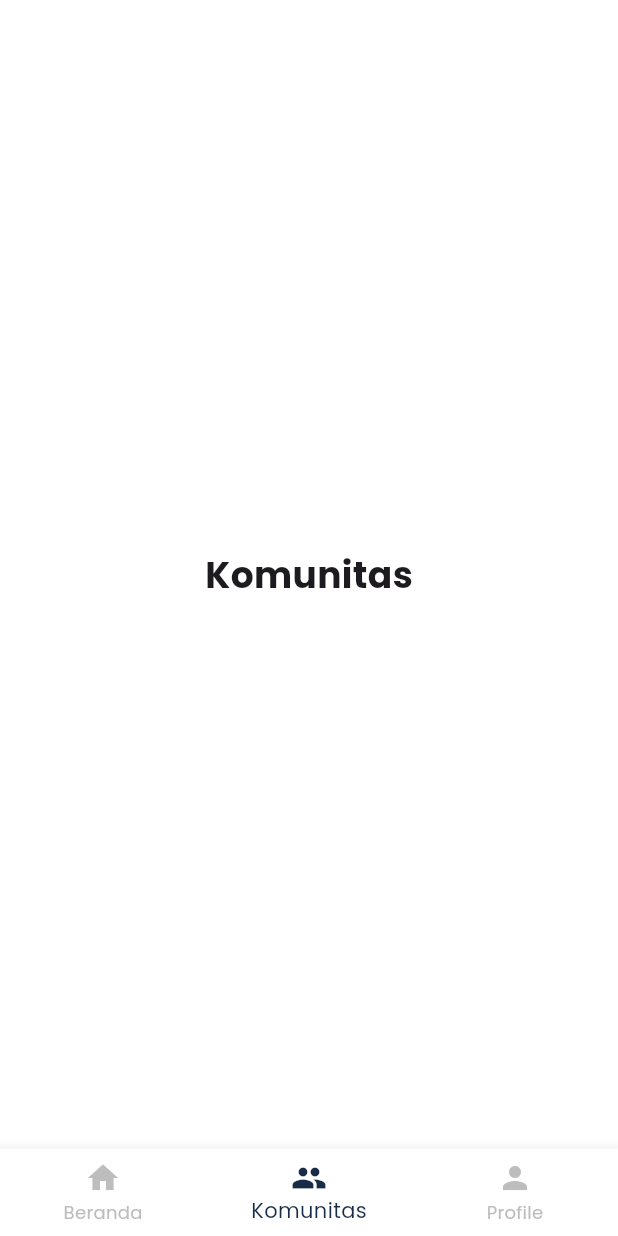
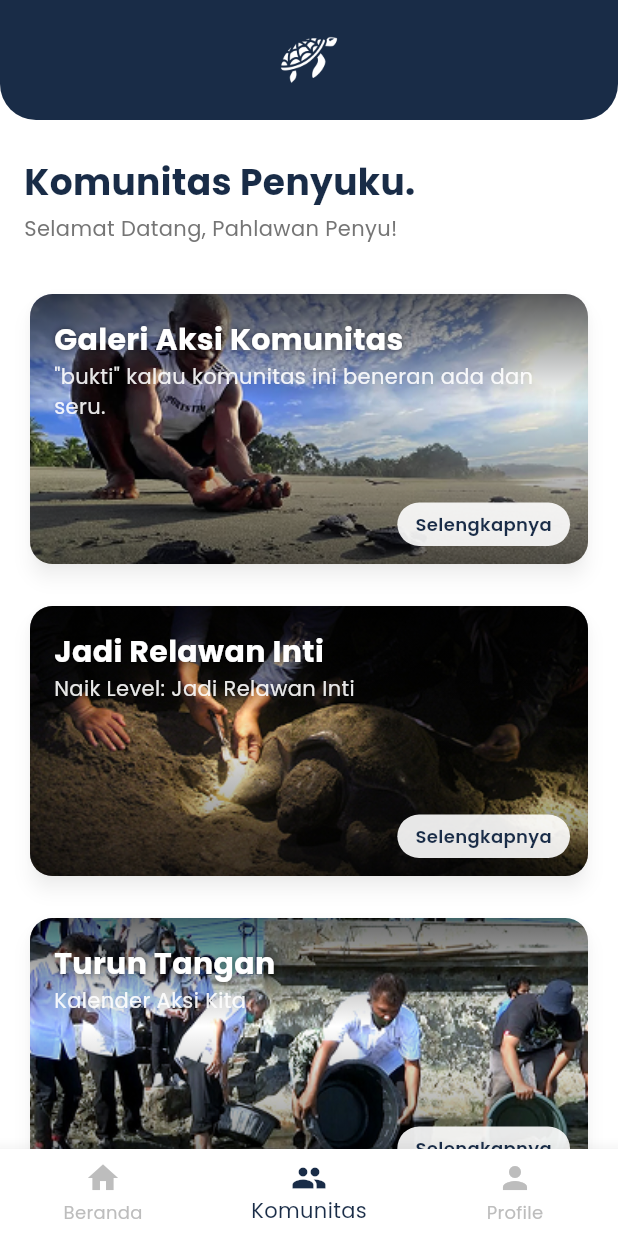
Before and after one commit to Retiortuk/Penyuku-Mobile-App, a Flutter app: the DashboardScreen screen opened directly, item 2 of the bottom bar chosen, on a phone screen of 412 x 824 dp. Run offline on Flutter 3.47's test engine with Material 3 defaults, Android fonts, the light colour scheme and no system bars; our stand-ins replace google_fonts; network calls fail.

Commit message:
feat: Komunitas Page

```diff
--- a/lib/dashboard_screen.dart
+++ b/lib/dashboard_screen.dart
@@ -4,6 +4,7 @@ import 'package:penyuku/aboutUs_screen.dart';
 import 'package:penyuku/laporan_screen.dart';
 import 'pencatatan_screen.dart';
 import 'edukasi_screen.dart';
+import 'komunitas_screen.dart';
 
 class DashboardScreen extends StatefulWidget {
   const DashboardScreen({super.key});
@@ -84,12 +85,7 @@ class _DashboardScreenState extends State<DashboardScreen> {
       ),
 
       // Komunitas
-      Center(
-        child: Text(
-          'Komunitas',
-          style: GoogleFonts.poppins(fontSize: 24, fontWeight: FontWeight.bold),
-        ),
-      ),
+      const KomunitasScreen(),
 
       // Profile
       Center(
--- /dev/null
+++ b/lib/komunitas_screen.dart
@@ -0,0 +1,221 @@
+import 'package:flutter/material.dart';
+import 'package:google_fonts/google_fonts.dart';
+// import 'package:penyuku/edukasi_detail_screen.dart'; // Import jika card mau di-tap
+
+class KomunitasCardData {
+  final String title;
+  final String subtitle;
+  final String imageUrl;
+
+  KomunitasCardData({
+    required this.title,
+    required this.subtitle,
+    required this.imageUrl,
+  });
+}
+
+class KomunitasScreen extends StatefulWidget {
+  const KomunitasScreen({super.key});
+
+  @override
+  State<KomunitasScreen> createState() => _KomunitasScreenState();
+}
+
+class _KomunitasScreenState extends State<KomunitasScreen> {
+  final List<KomunitasCardData> _cardList = [
+    KomunitasCardData(
+      title: 'Galeri Aksi Komunitas',
+      subtitle: '"bukti" kalau komunitas ini beneran ada dan seru.',
+      imageUrl: 'assets/images/galeri-aksi-komunitas.png', // Ganti dengan path aset Anda
+    ),
+    KomunitasCardData(
+      title: 'Jadi Relawan Inti',
+      subtitle: 'Naik Level: Jadi Relawan Inti',
+      imageUrl: 'assets/images/jadi-relawan-inti.png', // Ganti dengan path aset Anda
+    ),
+    KomunitasCardData(
+      title: 'Turun Tangan',
+      subtitle: 'Kalender Aksi Kita',
+      imageUrl: 'assets/images/turun-tangan.png', // Ganti dengan path aset Anda
+    ),
+  ];
+
+  final Color _darkBlue = const Color.fromARGB(255, 25, 44, 71);
+
+  @override
+  Widget build(BuildContext context) {
+    return CustomScrollView(
+      slivers: [
+        SliverAppBar(
+          backgroundColor: Colors.transparent,
+          elevation: 0,
+          pinned: true,
+          automaticallyImplyLeading: false,
+          toolbarHeight: 80,
+          flexibleSpace: FlexibleSpaceBar(
+            titlePadding: EdgeInsets.zero,
+            centerTitle: true,
+            title: Container(
+              width: double.infinity,
+              padding: const EdgeInsets.only(top: 20.0, bottom: 20.0),
+              decoration: BoxDecoration(
+                color: _darkBlue,
+                borderRadius: const BorderRadius.only(
+                  bottomLeft: Radius.circular(24.0),
+                  bottomRight: Radius.circular(24.0),
+                ),
+              ),
+              child: Image.asset(
+                'assets/images/logo-penyu.png',
+                height: 50,
+                color: Colors.white,
+              ),
+            ),
+          ),
+        ),
+
+        SliverToBoxAdapter(
+          child: Column(
+            crossAxisAlignment: CrossAxisAlignment.start,
+            children: [
+              Padding(
+                padding: const EdgeInsets.fromLTRB(16.0, 24.0, 16.0, 4.0),
+                child: Text(
+                  'Komunitas Penyuku.',
+                  style: GoogleFonts.poppins(
+                    fontSize: 24,
+                    fontWeight: FontWeight.bold,
+                    color: _darkBlue,
+                  ),
+                ),
+              ),
+              Padding(
+                padding: const EdgeInsets.symmetric(horizontal: 16.0),
+                child: Text(
+                  'Selamat Datang, Pahlawan Penyu!',
+                  style: GoogleFonts.poppins(
+                    fontSize: 14,
+                    color: Colors.grey[600],
+                  ),
+                ),
+              ),
+              const SizedBox(height: 20),
+
+              Column(
+                children: _cardList.map((data) {
+                  return _buildKomunitasCard(data);
+                }).toList(),
+              ),
+              const SizedBox(height: 20),
+            ],
+          ),
+        ),
+      ],
+    );
+  }
+
+  Widget _buildKomunitasCard(KomunitasCardData data) {
+    return Padding(
+      padding: const EdgeInsets.symmetric(horizontal: 16.0, vertical: 10.0),
+      child: GestureDetector(
+        onTap: () {
+          // TODO: Arahkan ke halaman detail yang sesuai
+          // Contoh:
+          // Navigator.push(context, MaterialPageRoute(
+          //   builder: (context) => EdukasiDetailScreen(item: ...),
+          // ));
+        },
+        child: Card(
+          elevation: 5,
+          shadowColor: Colors.black.withOpacity(0.3),
+          shape: RoundedRectangleBorder(
+            borderRadius: BorderRadius.circular(15.0),
+          ),
+          clipBehavior: Clip.antiAlias,
+          child: Stack(
+            children: [
+              Ink.image(
+                height: 180,
+                width: double.infinity,
+                image: AssetImage(data.imageUrl),
+                fit: BoxFit.cover,
+                child: InkWell(
+                  onTap: () {
+                     /* Aksi tap pada gambar jika perlu */
+                  },
+                ),
+              ),
+
+              Positioned.fill(
+                child: Container(
+                  decoration: BoxDecoration(
+                    gradient: LinearGradient(
+                      colors: [
+                        Colors.black.withOpacity(0.6),
+                        Colors.transparent,
+                        Colors.black.withOpacity(0.6),
+                      ],
+                      begin: Alignment.topCenter,
+                      end: Alignment.bottomCenter,
+                      stops: const [0.0, 0.4, 1.0],
+                    ),
+                  ),
+                ),
+              ),
+
+              Positioned(
+                top: 16,
+                left: 16,
+                right: 16,
+                child: Column(
+                  crossAxisAlignment: CrossAxisAlignment.start,
+                  children: [
+                    Text(
+                      data.title,
+                      style: GoogleFonts.poppins(
+                        fontSize: 20,
+                        fontWeight: FontWeight.bold,
+                        color: Colors.white,
+                        shadows: [
+                          const Shadow(blurRadius: 5.0, color: Colors.black54)
+                        ],
+                      ),
+                    ),
+                    Text(
+                      data.subtitle,
+                      style: GoogleFonts.poppins(
+                        fontSize: 14,
+                        color: Colors.white.withOpacity(0.9),
+                      ),
+                    ),
+                  ],
+                ),
+              ),
+
+              Positioned(
+                bottom: 12,
+                right: 12,
+                child: Container(
+                  padding:
+                      const EdgeInsets.symmetric(horizontal: 12.0, vertical: 6.0),
+                  decoration: BoxDecoration(
+                    color: Colors.white.withOpacity(0.9),
+                    borderRadius: BorderRadius.circular(20.0),
+                  ),
+                  child: Text(
+                    "Selengkapnya",
+                    style: GoogleFonts.poppins(
+                      fontSize: 12,
+                      fontWeight: FontWeight.w600,
+                      color: _darkBlue,
+                    ),
+                  ),
+                ),
+              ),
+            ],
+          ),
+        ),
+      ),
+    );
+  }
+}
```
Also changed, not shown: assets/images/galeri-aksi-komunitas.png (added), assets/images/jadi-relawan-inti.png (added), assets/images/turun-tangan.png (added).
